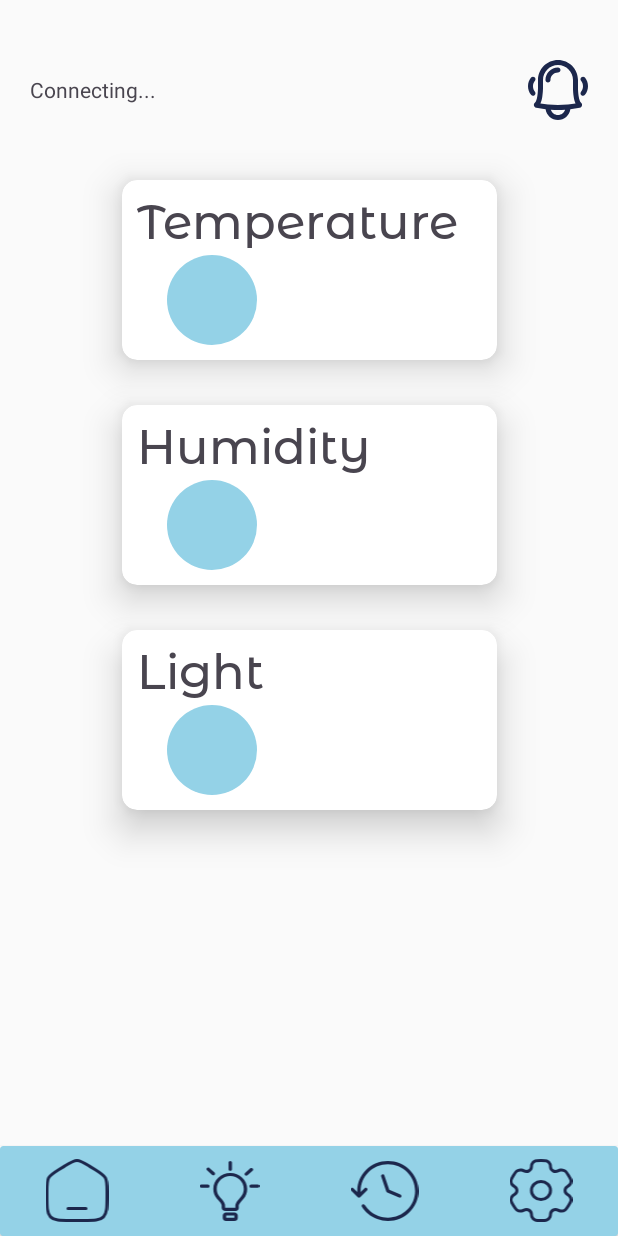
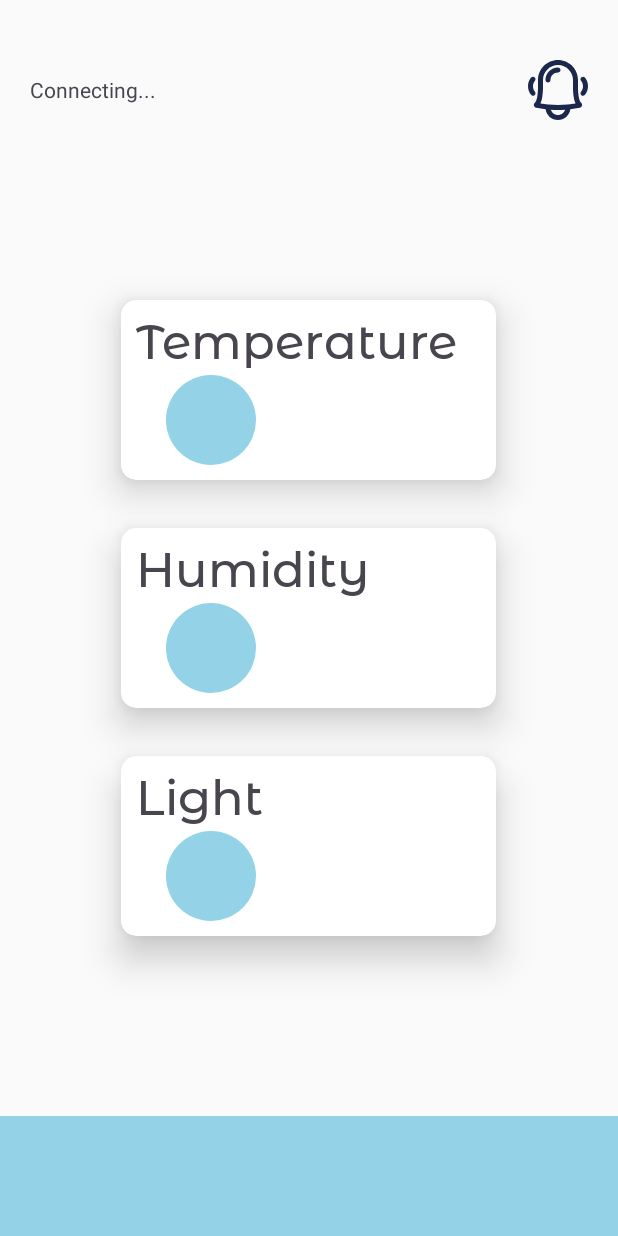
Before and after one commit to B0HDAN1337/SmartControl, an Android app: the screen it shows after launch (MainActivity), on a phone screen of 412 x 824 dp. Run offline under Robolectric (Android 15) with nearby library versions, the phone set to English and light mode, and no system bars.

Commit message:
added card information to layout and added navigation view

```diff
--- /dev/null
+++ b/app/src/main/res/color/nav_icons_color.xml
@@ -0,0 +1,4 @@
+<?xml version="1.0" encoding="utf-8"?>
+<selector xmlns:android="http://schemas.android.com/apk/res/android">
+
+</selector>
--- a/app/src/main/res/layout/activity_main.xml
+++ b/app/src/main/res/layout/activity_main.xml
@@ -38,23 +38,33 @@
         android:layout_height="wrap_content"
         app:layout_constraintEnd_toEndOf="parent"
         app:layout_constraintTop_toBottomOf="@+id/spaceTop"
-
         android:layout_marginEnd="20dp"
         android:src="@drawable/message"
         android:background="@android:color/transparent"
         />
 
+
+    <!-- CardViews Information -->
+    <LinearLayout
+        android:id="@+id/layoutCards"
+        android:layout_width="0dp"
+        android:layout_height="0dp"
+        android:orientation="vertical"
+        android:gravity="center"
+        app:layout_constraintTop_toBottomOf="@+id/buttonMessage"
+        app:layout_constraintStart_toStartOf="parent"
+        app:layout_constraintBottom_toTopOf="@+id/bottomNavigationView"
+        app:layout_constraintEnd_toEndOf="parent"
+        >
     <!-- Card Temperature -->
     <androidx.cardview.widget.CardView
-        android:id="@+id/cardView"
+        android:id="@+id/cardViewTemperature"
         android:layout_width="250dp"
         android:layout_height="120dp"
-        android:layout_marginTop="40dp"
         app:cardElevation="15dp"
         app:cardCornerRadius="10dp"
-        app:layout_constraintEnd_toEndOf="parent"
-        app:layout_constraintStart_toStartOf="parent"
-        app:layout_constraintTop_toBottomOf="@id/buttonMessage">
+        android:layout_margin="16dp"
+        android:layout_gravity="center">
 
         <TextView
             android:layout_width="wrap_content"
@@ -76,15 +86,13 @@
 
     <!-- Card Humidity -->
     <androidx.cardview.widget.CardView
-        android:id="@+id/cardView2"
+        android:id="@+id/cardViewHumidity"
         android:layout_width="250dp"
         android:layout_height="120dp"
-        android:layout_marginTop="30dp"
         app:cardElevation="15dp"
         app:cardCornerRadius="10dp"
-        app:layout_constraintEnd_toEndOf="parent"
-        app:layout_constraintStart_toStartOf="parent"
-        app:layout_constraintTop_toBottomOf="@id/cardView">
+        android:layout_margin="16dp"
+        android:layout_gravity="center">
 
         <TextView
             android:layout_width="wrap_content"
@@ -106,15 +114,13 @@
 
     <!-- Card Light -->
     <androidx.cardview.widget.CardView
-        android:id="@+id/cardView3"
+        android:id="@+id/cardViewLight"
         android:layout_width="250dp"
         android:layout_height="120dp"
-        android:layout_marginTop="30dp"
         app:cardElevation="15dp"
         app:cardCornerRadius="10dp"
-        app:layout_constraintEnd_toEndOf="parent"
-        app:layout_constraintStart_toStartOf="parent"
-        app:layout_constraintTop_toBottomOf="@id/cardView2">
+        android:layout_gravity="center"
+        android:layout_margin="16dp">
 
         <TextView
             android:layout_width="wrap_content"
@@ -133,63 +139,26 @@
             android:layout_marginStart="30dp"
             android:background="@drawable/circle"/>
     </androidx.cardview.widget.CardView>
+    </LinearLayout>
 
 
     <!-- Card Buttons -->
-    <androidx.cardview.widget.CardView
-        android:layout_width="0dp"
-        android:layout_height="60dp"
+    <com.google.android.material.bottomnavigation.BottomNavigationView
+        android:id="@+id/bottomNavigationView"
+        android:layout_width="match_parent"
+        android:layout_height="wrap_content"
+        android:background="@color/lightBlue"
         app:layout_constraintBottom_toBottomOf="parent"
+        app:layout_constraintEnd_toEndOf="parent"
         app:layout_constraintStart_toStartOf="parent"
-        app:layout_constraintEnd_toEndOf="parent"
-        app:cardBackgroundColor="@color/lightBlue">
+        android:layout_alignParentBottom="true"
+        app:itemIconSize="35dp"
+        app:menu="@menu/bottom_nav_menu"
+        app:itemRippleColor="@color/snowWhite"
+        app:itemIconTint="@color/nav_icons_color"
+        app:itemTextColor="@color/nav_icons_color">
 
-        <LinearLayout
-            android:layout_width="match_parent"
-            android:layout_height="match_parent"
-            android:orientation="horizontal">
-
-            <!-- Button Home -->
-            <androidx.appcompat.widget.AppCompatImageView
-                android:id="@+id/buttonHome"
-                android:layout_width="wrap_content"
-                android:layout_height="wrap_content"
-                android:src="@drawable/home"
-                android:background="@android:color/transparent"
-                android:layout_weight="1"
-                android:layout_gravity="center" />
-
-            <!-- Button Light -->
-            <androidx.appcompat.widget.AppCompatImageView
-                android:id="@+id/buttonLight"
-                android:layout_width="wrap_content"
-                android:layout_height="wrap_content"
-                android:src="@drawable/light"
-                android:background="@android:color/transparent"
-                android:layout_weight="1"
-                android:layout_gravity="center" />
-
-            <!-- Button History -->
-            <androidx.appcompat.widget.AppCompatImageView
-                android:id="@+id/buttonHistory"
-                android:layout_width="wrap_content"
-                android:layout_height="wrap_content"
-                android:src="@drawable/history"
-                android:background="@android:color/transparent"
-                android:layout_weight="1"
-                android:layout_gravity="center" />
-
-            <!-- Button Settings -->
-            <androidx.appcompat.widget.AppCompatImageView
-                android:id="@+id/buttonSettings"
-                android:layout_width="wrap_content"
-                android:layout_height="wrap_content"
-                android:src="@drawable/settings"
-                android:background="@android:color/transparent"
-                android:layout_weight="1"
-                android:layout_gravity="center" />
-        </LinearLayout>
-    </androidx.cardview.widget.CardView>
+    </com.google.android.material.bottomnavigation.BottomNavigationView>
 
 
 </androidx.constraintlayout.widget.ConstraintLayout>
--- /dev/null
+++ b/app/src/main/res/menu/bottom_nav_menu.xml
@@ -0,0 +1,4 @@
+<?xml version="1.0" encoding="utf-8"?>
+<menu xmlns:android="http://schemas.android.com/apk/res/android">
+
+</menu>
```
